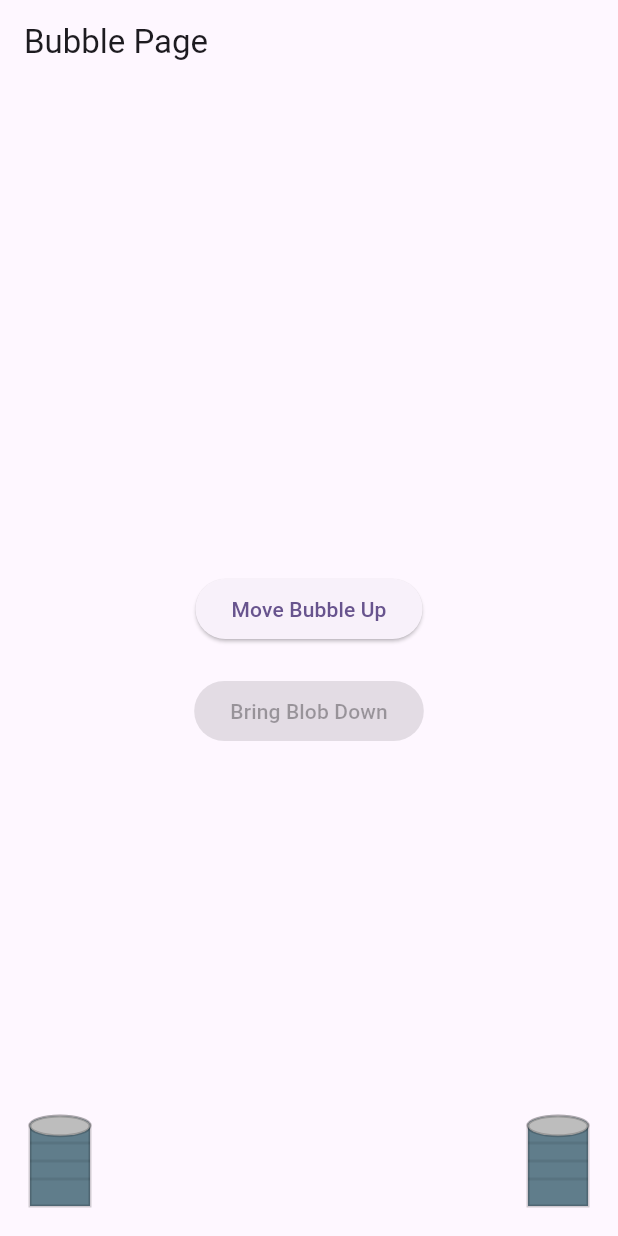
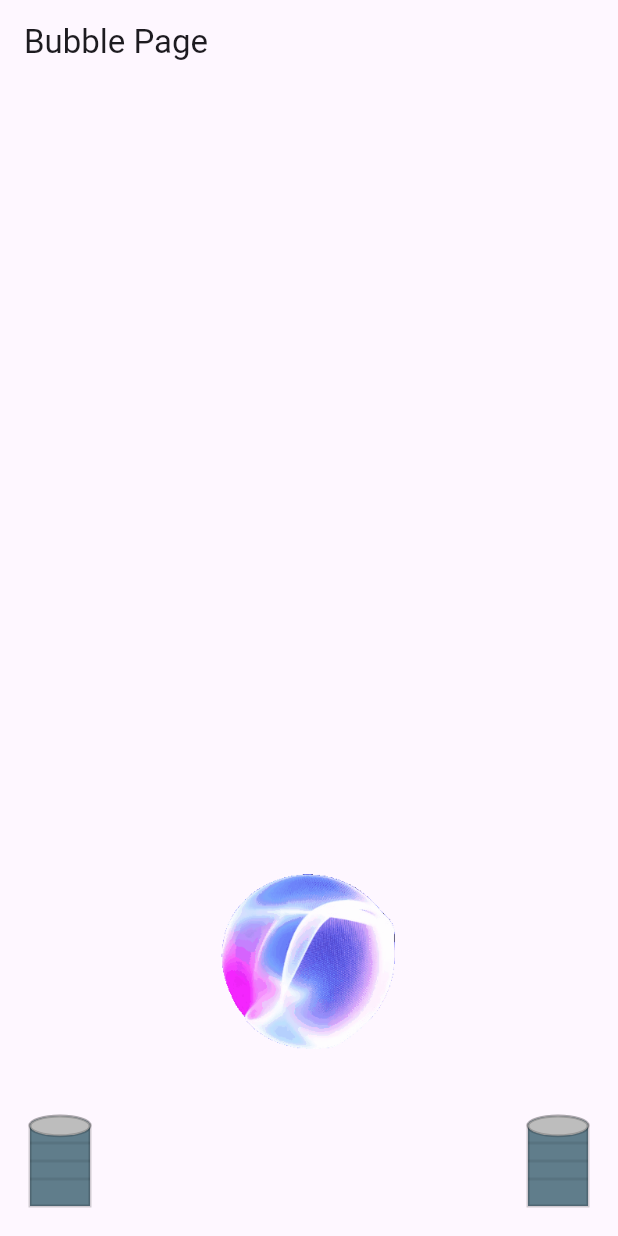
Before and after one commit to AMRITESH240304/voxa, a Flutter app: the screen it shows after launch, on a phone screen of 412 x 824 dp. Run offline on Flutter 3.47's test engine with Material 3 defaults, Android fonts, the phone set to English and light mode, and no system bars.

Commit message:
feat: add gif position

```diff
--- a/frontend/lib/BubblePage.dart
+++ b/frontend/lib/BubblePage.dart
@@ -197,19 +197,22 @@ class _BubblePageState extends State<BubblePage> with TickerProviderStateMixin {
         children: [
           // Main content
           Center(
-            child: Column(
-              mainAxisAlignment: MainAxisAlignment.center,
-              children: <Widget>[
-                ElevatedButton(
-                  onPressed: _startUpAnimation,
-                  child: const Text("Move Bubble Up"),
+            child: Padding(
+              padding:  EdgeInsets.only(top: 400),
+              child: GestureDetector(
+                onTap: () {
+                  if (!_isAtCenter && !_isAnimatingUp && !_isAnimatingDown) {
+                    _startUpAnimation();
+                  } else if (_isAtCenter && !_isAnimatingDown) {
+                    _startDownAnimation();
+                  }
+                },
+                child: Image.asset(
+                  'assets/voice_button.gif',
+                  width: 250,
+                  height: 250,
                 ),
-                const SizedBox(height: 20),
-                ElevatedButton(
-                  onPressed: _isAtCenter ? _startDownAnimation : null,
-                  child: const Text("Bring Blob Down"),
-                ),
-              ],
+              ),
             ),
           ),
 
--- a/frontend/pubspec.yaml
+++ b/frontend/pubspec.yaml
@@ -58,8 +58,8 @@ flutter:
   uses-material-design: true
 
   # To add assets to your application, add an assets section, like this:
-  # assets:
-  #   - images/a_dot_burr.jpeg
+  assets:
+   - assets/voice_button.gif
   #   - images/a_dot_ham.jpeg
 
   # An image asset can refer to one or more resolution-specific "variants", see
```
